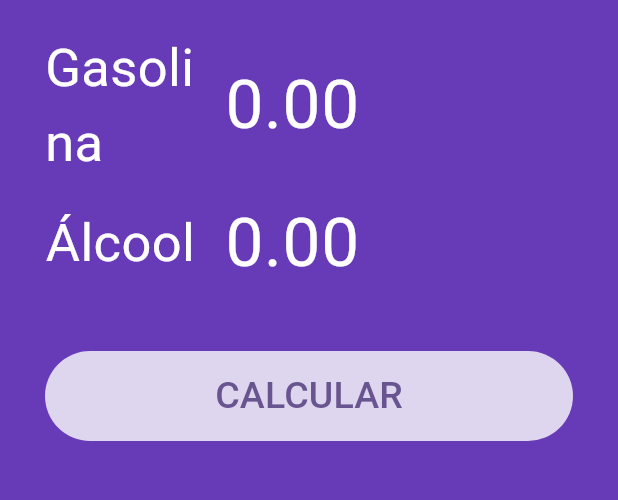
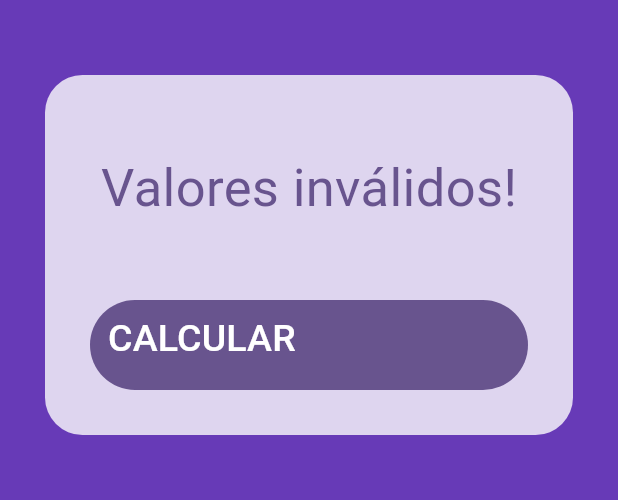
Before and after one commit to andreivo/flutter_aula02, a Flutter app: the screen it shows after launch, after a tap on "CALCULAR", on a phone screen of 412 x 824 dp, the part 279-779 px from its top. Run offline on Flutter 3.47's test engine with Material 3 defaults, Android fonts, the phone set to English and light mode, and no system bars; our stand-ins replace flutter_multi_formatter; Roboto replaces fonts that are missing (Big Shoulders Display).

Commit message:
Corrigindo a edição dos valores e mascaras

```diff
--- a/lib/pages/home.page.dart
+++ b/lib/pages/home.page.dart
@@ -11,8 +11,10 @@ class Homepage extends StatefulWidget {
 }
 
 class _HomepageState extends State<Homepage> {
-  final TextEditingController _gasCtrl = TextEditingController();
-  final TextEditingController _alcCtrl = TextEditingController();
+  final TextEditingController _gasCtrl =
+      TextEditingController(text: "R\$ 0,00");
+  final TextEditingController _alcCtrl =
+      TextEditingController(text: "R\$ 0,00");
   var busy = false;
   var complete = false;
   var resultText = "Compensa utilizar álcool";
@@ -47,10 +49,24 @@ class _HomepageState extends State<Homepage> {
   }
 
   Future calculate() async {
-    double alc =
-        double.parse(_alcCtrl.text.replaceAll(RegExp(r'[,.]'), '')) / 100;
-    double gas =
-        double.parse(_gasCtrl.text.replaceAll(RegExp(r'[,.]'), '')) / 100;
+    double alc = double.parse(_alcCtrl.text
+            .replaceAll(RegExp(r'[,.]'), '')
+            .replaceAll(RegExp(r'[^\d,]'), '')) /
+        100;
+    double gas = double.parse(_gasCtrl.text
+            .replaceAll(RegExp(r'[,.]'), '')
+            .replaceAll(RegExp(r'[^\d,]'), '')) /
+        100;
+
+    if (alc <= 0 || gas <= 0) {
+      setState(() {
+        resultText = "Valores inválidos!";
+        complete = true;
+        busy = false;
+      });
+      return;
+    }
+
     double res = alc / gas;
 
     setState(() {
@@ -76,8 +92,8 @@ class _HomepageState extends State<Homepage> {
 
   reset() {
     setState(() {
-      _alcCtrl.text = '';
-      _gasCtrl.text = '';
+      _alcCtrl.text = "R\$ 0,00";
+      _gasCtrl.text = "R\$ 0,00";
       complete = false;
       busy = false;
       color = Theme.of(context).colorScheme.primary;
--- a/lib/widgets/input.widget.dart
+++ b/lib/widgets/input.widget.dart
@@ -1,6 +1,5 @@
 import 'package:flutter/material.dart';
-import 'package:flutter_multi_formatter/formatters/currency_input_formatter.dart';
-import 'package:flutter_multi_formatter/formatters/formatter_utils.dart';
+import 'package:flutter_multi_formatter/flutter_multi_formatter.dart';
 
 class Input extends StatelessWidget {
   var label = '';
@@ -33,15 +32,25 @@ class Input extends StatelessWidget {
           child: TextFormField(
             controller: ctrl,
             keyboardType: TextInputType.number,
-            inputFormatters: [CurrencyInputFormatter()],
+            maxLength: 8,
+            inputFormatters: [
+              CurrencyInputFormatter(
+                leadingSymbol: 'R\$ ', // Adiciona o símbolo do Real
+                useSymbolPadding: true, // Espaço após o símbolo (opcional)
+                thousandSeparator: ThousandSeparator.Period,
+                mantissaLength: 2,
+                maxTextLength: 5,
+              ),
+            ],
             decoration: InputDecoration(
               border: InputBorder.none,
-              hintText: '0.00',
+              hintText: 'R\$ 0,00',
               hintStyle: TextStyle(
                 color: Colors.white,
                 fontSize: 45,
                 fontFamily: 'Big Shoulders Display',
               ),
+              counterText: "",
             ),
             style: TextStyle(
               color: Colors.white,
```
